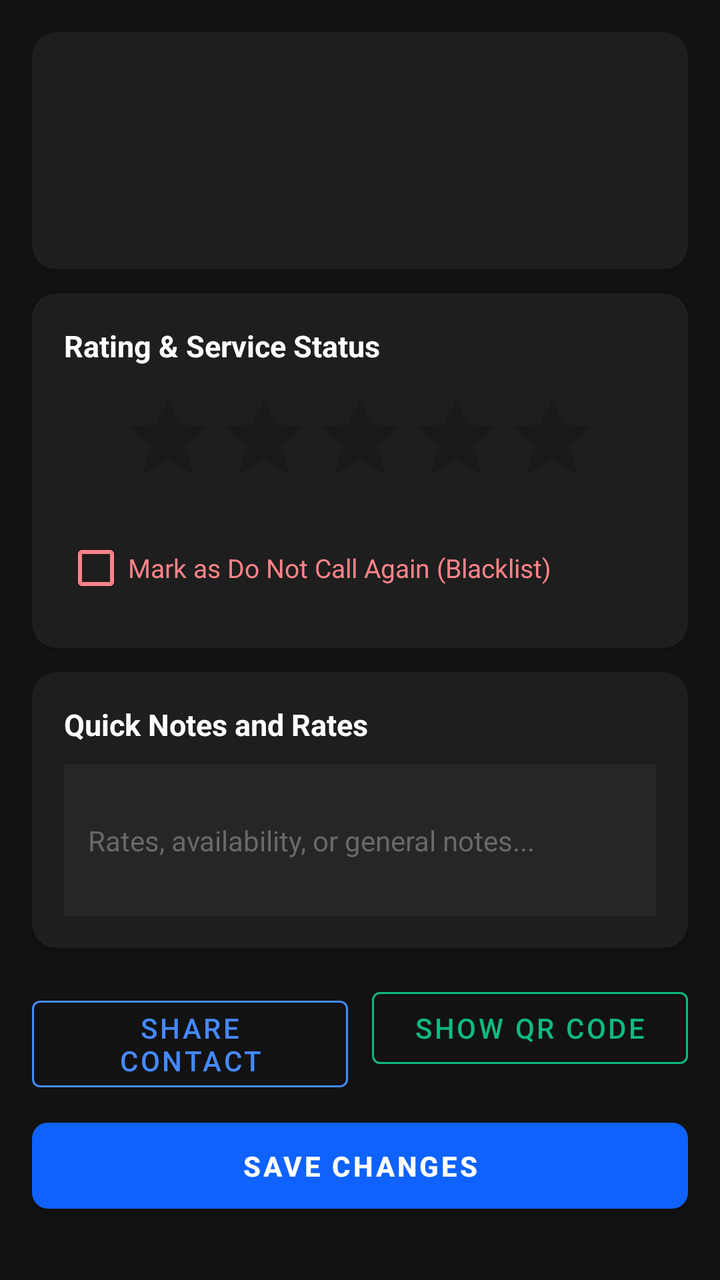
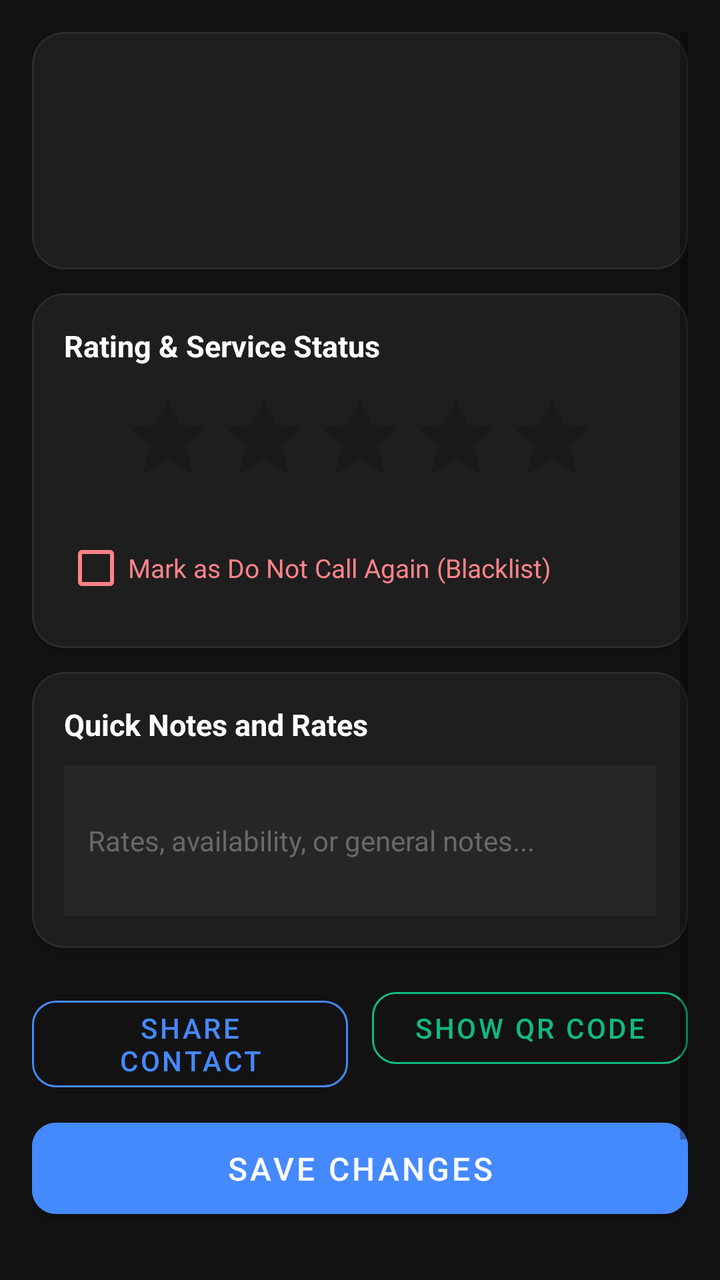

Two renders of the same Android screen: before a commit and after it. Below are the layout's source before the change and the commit's diff.
<!-- AndroidManifest.xml: application theme Theme.FixitBhai -->
<!-- res/layout/activity_contact_detail.xml -->
<?xml version="1.0" encoding="utf-8"?>
<ScrollView xmlns:android="http://schemas.android.com/apk/res/android"
    xmlns:app="http://schemas.android.com/apk/res-auto"
    android:layout_width="match_parent"
    android:layout_height="match_parent"
    android:background="#121212"
    android:padding="16dp">

    <LinearLayout
        android:layout_width="match_parent"
        android:layout_height="wrap_content"
        android:orientation="vertical">

        
        <androidx.cardview.widget.CardView
            style="@style/CleanCardStyle"
            android:layout_width="match_parent"
            android:layout_height="wrap_content">

            <LinearLayout
                android:layout_width="match_parent"
                android:layout_height="wrap_content"
                android:gravity="center_horizontal"
                android:orientation="vertical"
                android:padding="20dp">

                <TextView
                    android:id="@+id/tvContactName"
                    android:layout_width="wrap_content"
                    android:layout_height="wrap_content"
                    android:textColor="#FFFFFF"
                    android:textSize="22sp"
                    android:textStyle="bold" />

                <TextView
                    android:id="@+id/tvContactCategory"
                    android:layout_width="wrap_content"
                    android:layout_height="wrap_content"
                    android:layout_marginTop="4dp"
                    android:textColor="#4589FF"
                    android:textSize="14sp" />

                <TextView
                    android:id="@+id/tvContactPhone"
                    android:layout_width="wrap_content"
                    android:layout_height="wrap_content"
                    android:layout_marginTop="6dp"
                    android:textColor="#A8A8A8"
                    android:textSize="15sp" />

                <TextView
                    android:id="@+id/tvWarningBadge"
                    android:layout_width="wrap_content"
                    android:layout_height="wrap_content"
                    android:layout_marginTop="12dp"
                    android:background="#33DA1E28"
                    android:paddingHorizontal="12dp"
                    android:paddingVertical="4dp"
                    android:text="DO NOT REHIRE / BAD SERVICE"
                    android:textColor="#FF8389"
                    android:textSize="12sp"
                    android:textStyle="bold"
                    android:visibility="gone" />
            </LinearLayout>
        </androidx.cardview.widget.CardView>

        
        <androidx.cardview.widget.CardView
            style="@style/CleanCardStyle"
            android:layout_width="match_parent"
            android:layout_height="wrap_content"
            android:layout_marginTop="12dp">

            <LinearLayout
                android:layout_width="match_parent"
                android:layout_height="wrap_content"
                android:orientation="vertical"
                android:padding="16dp">

                <TextView
                    android:layout_width="wrap_content"
                    android:layout_height="wrap_content"
                    android:text="Rating &amp; Service Status"
                    android:textColor="#FFFFFF"
                    android:textSize="15sp"
                    android:textStyle="bold" />

                <RatingBar
                    android:id="@+id/ratingBar"
                    style="?android:attr/ratingBarStyle"
                    android:layout_width="wrap_content"
                    android:layout_height="wrap_content"
                    android:layout_gravity="center_horizontal"
                    android:layout_marginTop="12dp"
                    android:numStars="5"
                    android:progressTint="#F1C21B"
                    android:stepSize="1.0" />

                <CheckBox
                    android:id="@+id/cbDoNotCall"
                    android:layout_width="wrap_content"
                    android:layout_height="wrap_content"
                    android:layout_marginTop="8dp"
                    android:buttonTint="#FF8389"
                    android:text="Mark as Do Not Call Again (Blacklist)"
                    android:textColor="#FF8389"
                    android:textSize="13sp" />
            </LinearLayout>
        </androidx.cardview.widget.CardView>

        
        <androidx.cardview.widget.CardView
            style="@style/CleanCardStyle"
            android:layout_width="match_parent"
            android:layout_height="wrap_content"
            android:layout_marginTop="12dp">

            <LinearLayout
                android:layout_width="match_parent"
                android:layout_height="wrap_content"
                android:orientation="vertical"
                android:padding="16dp">

                <TextView
                    android:layout_width="wrap_content"
                    android:layout_height="wrap_content"
                    android:text="Quick Notes and Rates"
                    android:textColor="#FFFFFF"
                    android:textSize="15sp"
                    android:textStyle="bold" />

                <EditText
                    android:id="@+id/etNotes"
                    android:layout_width="match_parent"
                    android:layout_height="wrap_content"
                    android:layout_marginTop="10dp"
                    android:background="#262626"
                    android:hint="Rates, availability, or general notes..."
                    android:inputType="textMultiLine"
                    android:minLines="3"
                    android:padding="12dp"
                    android:textColor="#FFFFFF"
                    android:textColorHint="#696969"
                    android:textSize="14sp" />
            </LinearLayout>
        </androidx.cardview.widget.CardView>

        
        <LinearLayout
            android:layout_width="match_parent"
            android:layout_height="wrap_content"
            android:layout_marginTop="16dp"
            android:orientation="horizontal"
            android:weightSum="2">

            <Button
                android:id="@+id/btnShareText"
                style="@style/Widget.MaterialComponents.Button.OutlinedButton"
                android:layout_width="0dp"
                android:layout_height="wrap_content"
                android:layout_marginEnd="6dp"
                android:layout_weight="1"
                android:text="Share Contact"
                android:textColor="#4589FF"
                app:strokeColor="#4589FF" />

            <Button
                android:id="@+id/btnShareQR"
                style="@style/Widget.MaterialComponents.Button.OutlinedButton"
                android:layout_width="0dp"
                android:layout_height="wrap_content"
                android:layout_marginStart="6dp"
                android:layout_weight="1"
                android:text="Show QR Code"
                android:textColor="#10B981"
                app:strokeColor="#10B981" />
        </LinearLayout>

        <Button
            android:id="@+id/btnSave"
            style="@style/CleanPrimaryButton"
            android:layout_width="match_parent"
            android:layout_height="wrap_content"
            android:layout_marginTop="10dp"
            android:layout_marginBottom="24dp"
            android:text="Save Changes" />

    </LinearLayout>
</ScrollView>
<!-- resources referenced by this layout -->
<resources>
  <style name="CleanCardStyle">
          <item name="cardBackgroundColor">#1E1E1E</item>
          <item name="cardCornerRadius">12dp</item>
          <item name="cardElevation">2dp</item>
          <item name="cardMaxElevation">4dp</item>
      </style>
  <style name="CleanPrimaryButton" parent="Widget.MaterialComponents.Button">
          <item name="backgroundTint">#0F62FE</item>
          <item name="android:textColor">#FFFFFF</item>
          <item name="android:textSize">14sp</item>
          <item name="android:textStyle">bold</item>
          <item name="cornerRadius">8dp</item>
          <item name="android:paddingVertical">12dp</item>
      </style>
  <style name="Theme.FixitBhai" parent="Theme.MaterialComponents.DayNight.NoActionBar">
          
          <item name="colorPrimary">#0F62FE</item>
          <item name="colorPrimaryVariant">#0043CE</item>
          <item name="colorOnPrimary">#FFFFFF</item>
  
          
          <item name="colorSecondary">#4589FF</item>
          <item name="colorSecondaryVariant">#002D9C</item>
          <item name="colorOnSecondary">#FFFFFF</item>
  
          
          <item name="android:windowBackground">#121212</item>
          <item name="colorSurface">#1E1E1E</item>
          <item name="colorOnSurface">#FFFFFF</item>
  
          
          <item name="android:statusBarColor">#121212</item>
          <item name="android:navigationBarColor">#121212</item>
      </style>
</resources>

<!-- the commit's change to res/layout/activity_contact_detail.xml (unified diff, before → after) -->
@@ -12,10 +12,14 @@
         android:orientation="vertical">
 
         
-        <androidx.cardview.widget.CardView
-            style="@style/CleanCardStyle"
-            android:layout_width="match_parent"
-            android:layout_height="wrap_content">
+        <com.google.android.material.card.MaterialCardView
+            android:layout_width="match_parent"
+            android:layout_height="wrap_content"
+            app:cardBackgroundColor="#1E1E1E"
+            app:cardCornerRadius="16dp"
+            app:cardElevation="2dp"
+            app:strokeColor="#2C2C2C"
+            app:strokeWidth="1dp">
 
             <LinearLayout
                 android:layout_width="match_parent"
@@ -38,14 +42,15 @@
                     android:layout_height="wrap_content"
                     android:layout_marginTop="4dp"
                     android:textColor="#4589FF"
-                    android:textSize="14sp" />
+                    android:textSize="14sp"
+                    android:textStyle="bold" />
 
                 <TextView
                     android:id="@+id/tvContactPhone"
                     android:layout_width="wrap_content"
                     android:layout_height="wrap_content"
                     android:layout_marginTop="6dp"
-                    android:textColor="#A8A8A8"
+                    android:textColor="#A0A0A0"
                     android:textSize="15sp" />
 
                 <TextView
@@ -62,14 +67,18 @@
                     android:textStyle="bold"
                     android:visibility="gone" />
             </LinearLayout>
-        </androidx.cardview.widget.CardView>
-
-        
-        <androidx.cardview.widget.CardView
-            style="@style/CleanCardStyle"
-            android:layout_width="match_parent"
-            android:layout_height="wrap_content"
-            android:layout_marginTop="12dp">
+        </com.google.android.material.card.MaterialCardView>
+
+        
+        <com.google.android.material.card.MaterialCardView
+            android:layout_width="match_parent"
+            android:layout_height="wrap_content"
+            android:layout_marginTop="12dp"
+            app:cardBackgroundColor="#1E1E1E"
+            app:cardCornerRadius="16dp"
+            app:cardElevation="2dp"
+            app:strokeColor="#2C2C2C"
+            app:strokeWidth="1dp">
 
             <LinearLayout
                 android:layout_width="match_parent"
@@ -106,14 +115,18 @@
                     android:textColor="#FF8389"
                     android:textSize="13sp" />
             </LinearLayout>
-        </androidx.cardview.widget.CardView>
-
-        
-        <androidx.cardview.widget.CardView
-            style="@style/CleanCardStyle"
-            android:layout_width="match_parent"
-            android:layout_height="wrap_content"
-            android:layout_marginTop="12dp">
+        </com.google.android.material.card.MaterialCardView>
+
+        
+        <com.google.android.material.card.MaterialCardView
+            android:layout_width="match_parent"
+            android:layout_height="wrap_content"
+            android:layout_marginTop="12dp"
+            app:cardBackgroundColor="#1E1E1E"
+            app:cardCornerRadius="16dp"
+            app:cardElevation="2dp"
+            app:strokeColor="#2C2C2C"
+            app:strokeWidth="1dp">
 
             <LinearLayout
                 android:layout_width="match_parent"
@@ -143,7 +156,7 @@
                     android:textColorHint="#696969"
                     android:textSize="14sp" />
             </LinearLayout>
-        </androidx.cardview.widget.CardView>
+        </com.google.android.material.card.MaterialCardView>
 
         
         <LinearLayout
@@ -153,7 +166,7 @@
             android:orientation="horizontal"
             android:weightSum="2">
 
-            <Button
+            <com.google.android.material.button.MaterialButton
                 android:id="@+id/btnShareText"
                 style="@style/Widget.MaterialComponents.Button.OutlinedButton"
                 android:layout_width="0dp"
@@ -162,9 +175,10 @@
                 android:layout_weight="1"
                 android:text="Share Contact"
                 android:textColor="#4589FF"
+                app:cornerRadius="12dp"
                 app:strokeColor="#4589FF" />
 
-            <Button
+            <com.google.android.material.button.MaterialButton
                 android:id="@+id/btnShareQR"
                 style="@style/Widget.MaterialComponents.Button.OutlinedButton"
                 android:layout_width="0dp"
@@ -173,17 +187,37 @@
                 android:layout_weight="1"
                 android:text="Show QR Code"
                 android:textColor="#10B981"
+                app:cornerRadius="12dp"
                 app:strokeColor="#10B981" />
         </LinearLayout>
 
-        <Button
+        
+        <com.google.android.material.button.MaterialButton
             android:id="@+id/btnSave"
-            style="@style/CleanPrimaryButton"
             android:layout_width="match_parent"
             android:layout_height="wrap_content"
             android:layout_marginTop="10dp"
+            android:backgroundTint="#4589FF"
+            android:paddingVertical="12dp"
+            android:text="Save Changes"
+            android:textColor="#FFFFFF"
+            android:textSize="16sp"
+            app:cornerRadius="12dp" />
+
+        
+        <com.google.android.material.button.MaterialButton
+            android:id="@+id/btnDelete"
+            style="@style/Widget.MaterialComponents.Button.OutlinedButton"
+            android:layout_width="match_parent"
+            android:layout_height="wrap_content"
+            android:layout_marginTop="8dp"
             android:layout_marginBottom="24dp"
-            android:text="Save Changes" />
+            android:paddingVertical="12dp"
+            android:text="Delete Contact"
+            android:textColor="#FF8389"
+            android:textSize="16sp"
+            app:cornerRadius="12dp"
+            app:strokeColor="#FF8389" />
 
     </LinearLayout>
 </ScrollView>
<!-- resource entries referenced after the edit -->
@@ -1,19 +1,5 @@
 <!-- resources referenced by this layout -->
 <resources>
-  <style name="CleanCardStyle">
-          <item name="cardBackgroundColor">#1E1E1E</item>
-          <item name="cardCornerRadius">12dp</item>
-          <item name="cardElevation">2dp</item>
-          <item name="cardMaxElevation">4dp</item>
-      </style>
-  <style name="CleanPrimaryButton" parent="Widget.MaterialComponents.Button">
-          <item name="backgroundTint">#0F62FE</item>
-          <item name="android:textColor">#FFFFFF</item>
-          <item name="android:textSize">14sp</item>
-          <item name="android:textStyle">bold</item>
-          <item name="cornerRadius">8dp</item>
-          <item name="android:paddingVertical">12dp</item>
-      </style>
   <style name="Theme.FixitBhai" parent="Theme.MaterialComponents.DayNight.NoActionBar">
           
           <item name="colorPrimary">#0F62FE</item>
